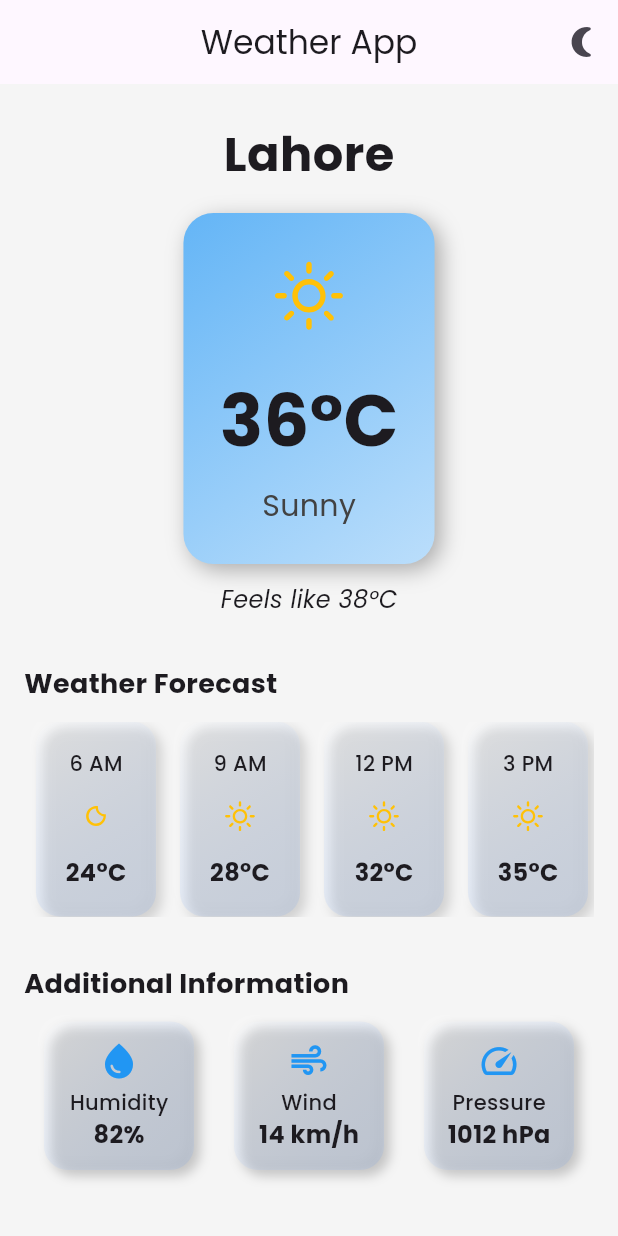
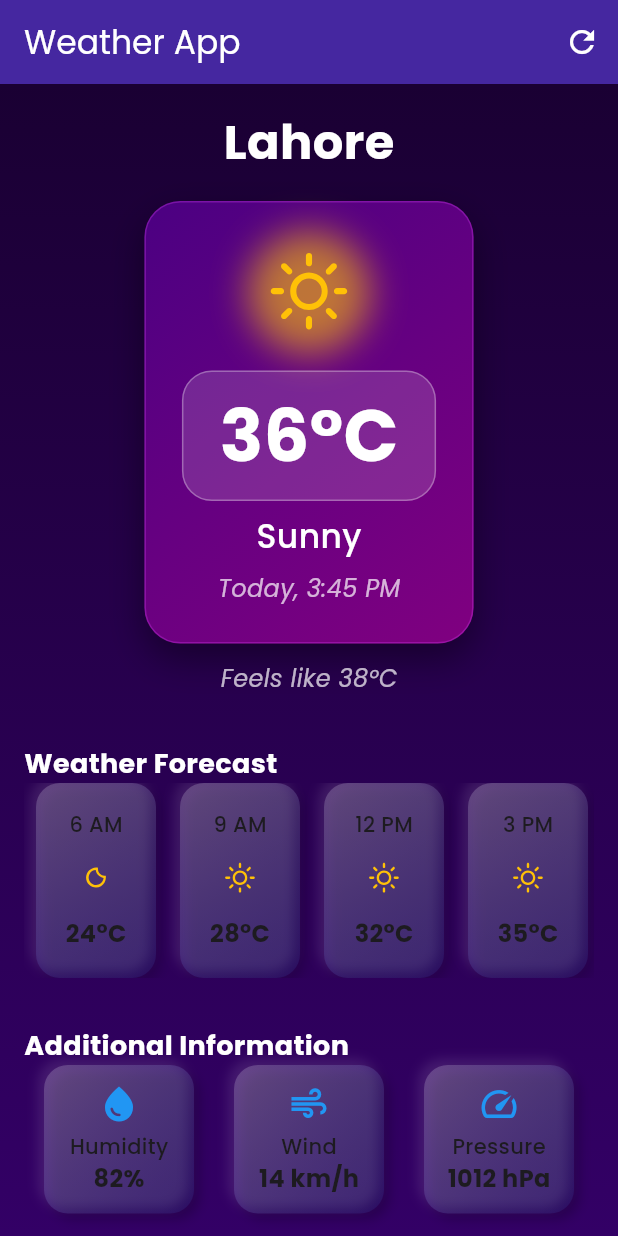
Before and after one commit to hassanbuilds/weather_track, a Flutter app: the screen it shows after launch, on a phone screen of 412 x 824 dp. Run offline on Flutter 3.47's test engine with Material 3 defaults, Android fonts, the phone set to English and light mode, and no system bars; our stand-ins replace google_fonts, weather_icons.

Commit message:
ui | ux  done

```diff
--- a/lib/main.dart
+++ b/lib/main.dart
@@ -6,34 +6,23 @@ void main() {
   runApp(const WeatherApp());
 }
 
-class WeatherApp extends StatefulWidget {
+class WeatherApp extends StatelessWidget {
   const WeatherApp({super.key});
-
-  @override
-  State<WeatherApp> createState() => _WeatherAppState();
-}
-
-class _WeatherAppState extends State<WeatherApp> {
-  bool isDarkMode = false;
 
   @override
   Widget build(BuildContext context) {
     return MaterialApp(
       title: 'Weather UI',
       theme: ThemeData(
-        brightness: isDarkMode ? Brightness.dark : Brightness.light,
+        brightness: Brightness.light,
         textTheme: GoogleFonts.poppinsTextTheme(),
-        scaffoldBackgroundColor:
-            isDarkMode ? Colors.grey[900] : Colors.grey[100],
+        scaffoldBackgroundColor: Colors.blue.shade50, // Light blue background
+        appBarTheme: AppBarTheme(
+          backgroundColor: Colors.blue.shade800, // Dark blue app bar
+          foregroundColor: Colors.white, // White text/icons
+        ),
       ),
-      home: WeatherScreen(
-        isDarkMode: isDarkMode,
-        onToggleTheme: () {
-          setState(() {
-            isDarkMode = !isDarkMode;
-          });
-        },
-      ),
+      home: const WeatherScreen(),
       debugShowCheckedModeBanner: false,
     );
   }
--- a/lib/weather_screen.dart
+++ b/lib/weather_screen.dart
@@ -4,19 +4,27 @@ import 'package:weather_icons/weather_icons.dart';
 import 'hourly_forecast_item.dart';
 import 'additional_info_item.dart';
 
-class WeatherScreen extends StatelessWidget {
-  final bool isDarkMode;
-  final VoidCallback onToggleTheme;
+class WeatherScreen extends StatefulWidget {
+  const WeatherScreen({super.key});
 
-  const WeatherScreen({
-    super.key,
-    required this.isDarkMode,
-    required this.onToggleTheme,
-  });
+  @override
+  State<WeatherScreen> createState() => _WeatherScreenState();
+}
 
-  Future<void> _handleWeatherCardPress() async {
-    await HapticFeedback.mediumImpact();
-    // You could add additional functionality here
+class _WeatherScreenState extends State<WeatherScreen> {
+  bool _isRefreshing = false;
+  bool _is3DTouchActive = false;
+
+  Future<void> _refreshData() async {
+    setState(() => _isRefreshing = true);
+    await HapticFeedback.lightImpact();
+    await Future.delayed(const Duration(seconds: 1));
+    setState(() => _isRefreshing = false);
+  }
+
+  void _handle3DTouch(bool active) {
+    setState(() => _is3DTouchActive = active);
+    HapticFeedback.mediumImpact();
   }
 
   @override
@@ -24,101 +32,124 @@ class WeatherScreen extends StatelessWidget {
     return Scaffold(
       appBar: AppBar(
         title: const Text('Weather App'),
-        centerTitle: true,
+        backgroundColor: Colors.deepPurple.shade800,
         actions: [
           IconButton(
-            icon: Icon(isDarkMode ? Icons.wb_sunny : Icons.nightlight_round),
-            onPressed: () {
-              HapticFeedback.lightImpact();
-              onToggleTheme();
-            },
+            icon:
+                _isRefreshing
+                    ? const CircularProgressIndicator(color: Colors.white)
+                    : const Icon(Icons.refresh, color: Colors.white),
+            onPressed: _isRefreshing ? null : _refreshData,
           ),
         ],
       ),
-      body: SafeArea(
+      body: Container(
+        decoration: const BoxDecoration(
+          gradient: LinearGradient(
+            colors: [Color(0xFF1A0033), Color(0xFF330066)],
+            begin: Alignment.topCenter,
+            end: Alignment.bottomCenter,
+          ),
+        ),
+        child: SafeArea(
           child: SingleChildScrollView(
             padding: const EdgeInsets.all(16),
             child: Column(
-            crossAxisAlignment: CrossAxisAlignment.center,
               children: [
-              const SizedBox(height: 8),
-
-              // 🌆 City Name
-              Center(
-                child: Text(
+                const Text(
                   'Lahore',
-                  style: const TextStyle(
+                  style: TextStyle(
                     fontSize: 32,
                     fontWeight: FontWeight.bold,
+                    color: Colors.white,
                   ),
                 ),
-              ),
-
                 const SizedBox(height: 16),
-
-              // 🌤 Main Weather Card with 3D Touch
                 GestureDetector(
-                onTap: _handleWeatherCardPress,
-                onLongPress: () async {
-                  await HapticFeedback.heavyImpact();
-                  // Add long press functionality
-                },
-                child: MouseRegion(
-                  cursor: SystemMouseCursors.click,
-                  child: AnimatedContainer(
+                  onTap: () => HapticFeedback.lightImpact(),
+                  onLongPress: () => HapticFeedback.heavyImpact(),
+                  onLongPressStart: (_) => _handle3DTouch(true),
+                  onLongPressEnd: (_) => _handle3DTouch(false),
+                  child: AnimatedScale(
+                    scale: _is3DTouchActive ? 0.95 : 1.0,
                     duration: const Duration(milliseconds: 200),
-                    transform: Matrix4.identity()..scale(1.0),
-                    transformAlignment: Alignment.center,
                     child: Container(
                       decoration: BoxDecoration(
-                        gradient: LinearGradient(
-                          colors:
-                              isDarkMode
-                                  ? [
-                                    Colors.deepPurple.shade700,
-                                    Colors.deepPurple.shade400,
-                                  ]
-                                  : [
-                                    Colors.blue.shade300,
-                                    Colors.blue.shade100,
-                                  ],
+                        gradient: const LinearGradient(
+                          colors: [Color(0xFF4B0082), Color(0xFF800080)],
                           begin: Alignment.topLeft,
                           end: Alignment.bottomRight,
                         ),
-                        borderRadius: BorderRadius.circular(20),
+                        borderRadius: BorderRadius.circular(24),
                         boxShadow: [
                           BoxShadow(
-                            color: Colors.black.withOpacity(0.3),
-                            blurRadius: 12,
-                            offset: const Offset(4, 4),
+                            color: Colors.black.withOpacity(0.4),
+                            blurRadius: 20,
+                            offset: const Offset(0, 10),
                           ),
                         ],
+                        border: Border.all(
+                          color: Colors.purpleAccent.withOpacity(0.3),
+                        ),
                       ),
                       padding: const EdgeInsets.all(24),
                       child: Column(
                         children: [
-                          const BoxedIcon(
+                          Container(
+                            decoration: BoxDecoration(
+                              shape: BoxShape.circle,
+                              boxShadow: [
+                                BoxShadow(
+                                  color: Colors.amber.withOpacity(0.6),
+                                  blurRadius: 20,
+                                  spreadRadius: 5,
+                                ),
+                              ],
+                            ),
+                            child: const BoxedIcon(
                               WeatherIcons.day_sunny,
-                            size: 64,
+                              size: 72,
                               color: Colors.amber,
                             ),
+                          ),
                           const SizedBox(height: 16),
-                          const Text(
+                          Container(
+                            padding: const EdgeInsets.symmetric(
+                              horizontal: 24,
+                              vertical: 8,
+                            ),
+                            decoration: BoxDecoration(
+                              borderRadius: BorderRadius.circular(20),
+                              color: Colors.white.withOpacity(0.15),
+                              border: Border.all(
+                                color: Colors.white.withOpacity(0.3),
+                              ),
+                            ),
+                            child: const Text(
                               '36°C',
                               style: TextStyle(
                                 fontSize: 48,
                                 fontWeight: FontWeight.bold,
+                                color: Colors.white,
+                              ),
                             ),
                           ),
                           const SizedBox(height: 8),
-                          Text(
+                          const Text(
                             'Sunny',
                             style: TextStyle(
-                              fontSize: 20,
-                              color:
-                                  isDarkMode
-                                      ? Colors.grey.shade300
-                                      : Colors.grey.shade800,
+                              fontSize: 22,
+                              color: Colors.white,
+                              fontWeight: FontWeight.w500,
+                            ),
+                          ),
+                          const SizedBox(height: 8),
+                          const Text(
+                            'Today, 3:45 PM',
+                            style: TextStyle(
+                              fontSize: 16,
+                              color: Colors.white70,
+                              fontStyle: FontStyle.italic,
                             ),
                           ),
                         ],
@@ -126,29 +157,17 @@ class WeatherScreen extends StatelessWidget {
                     ),
                   ),
                 ),
-              ),
-
                 const SizedBox(height: 12),
-
-              // 🌡️ Feels Like Text
                 const Text(
                   'Feels like 38°C',
-                style: TextStyle(fontSize: 16, fontStyle: FontStyle.italic),
-              ),
-
-              const SizedBox(height: 32),
-
-              // 🔮 Weather Forecast Title
-              const Align(
-                alignment: Alignment.centerLeft,
-                child: Text(
-                  'Weather Forecast',
-                  style: TextStyle(fontSize: 18, fontWeight: FontWeight.bold),
+                  style: TextStyle(
+                    fontSize: 16,
+                    fontStyle: FontStyle.italic,
+                    color: Colors.white70,
                   ),
                 ),
-              const SizedBox(height: 12),
-
-              // 🕓 Hourly Forecast Row
+                const SizedBox(height: 32),
+                _buildSectionTitle('Weather Forecast'),
                 SizedBox(
                   height: 130,
                   child: ListView(
@@ -187,20 +206,8 @@ class WeatherScreen extends StatelessWidget {
                     ],
                   ),
                 ),
-
                 const SizedBox(height: 32),
-
-              // ℹ️ Additional Information Title
-              const Align(
-                alignment: Alignment.centerLeft,
-                child: Text(
-                  'Additional Information',
-                  style: TextStyle(fontSize: 18, fontWeight: FontWeight.bold),
-                ),
-              ),
-              const SizedBox(height: 12),
-
-              // 💧 Additional Info Row (3D styled items)
+                _buildSectionTitle('Additional Information'),
                 Row(
                   mainAxisAlignment: MainAxisAlignment.spaceAround,
                   children: const [
@@ -221,12 +228,23 @@ class WeatherScreen extends StatelessWidget {
                     ),
                   ],
                 ),
-
-              const SizedBox(height: 24),
               ],
+            ),
           ),
         ),
       ),
     );
   }
+
+  Widget _buildSectionTitle(String text) => Align(
+    alignment: Alignment.centerLeft,
+    child: Text(
+      text,
+      style: const TextStyle(
+        fontSize: 18,
+        fontWeight: FontWeight.bold,
+        color: Colors.white,
+      ),
+    ),
+  );
 }
```
Lines whose indentation alone changed are shown as unchanged.
